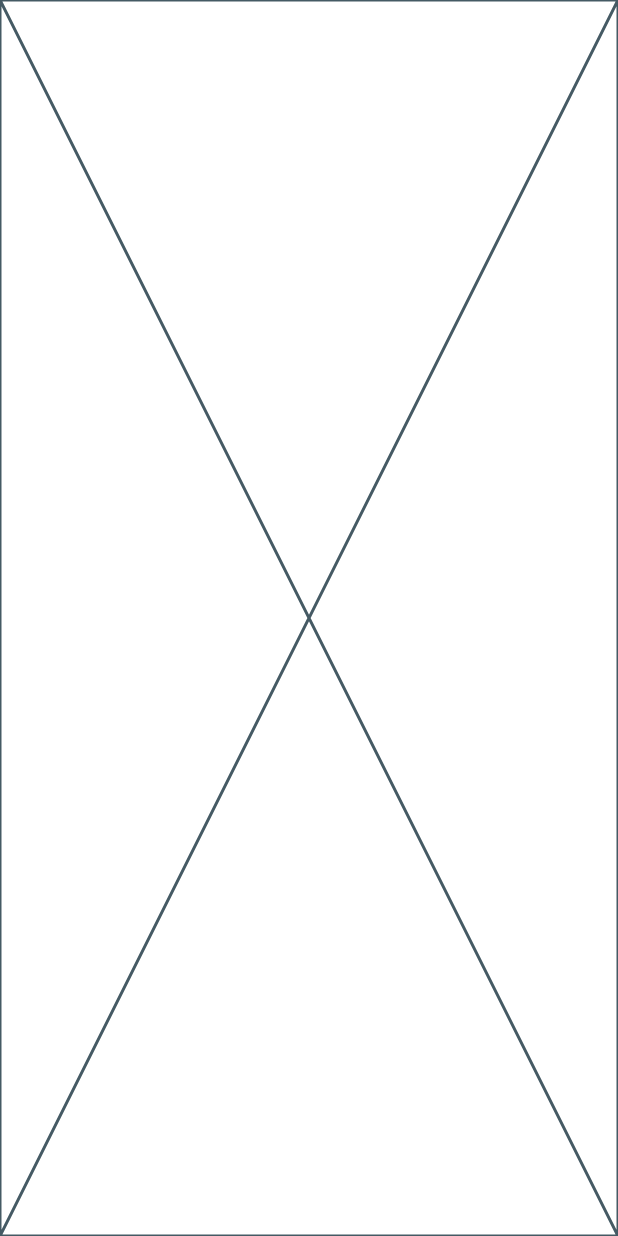
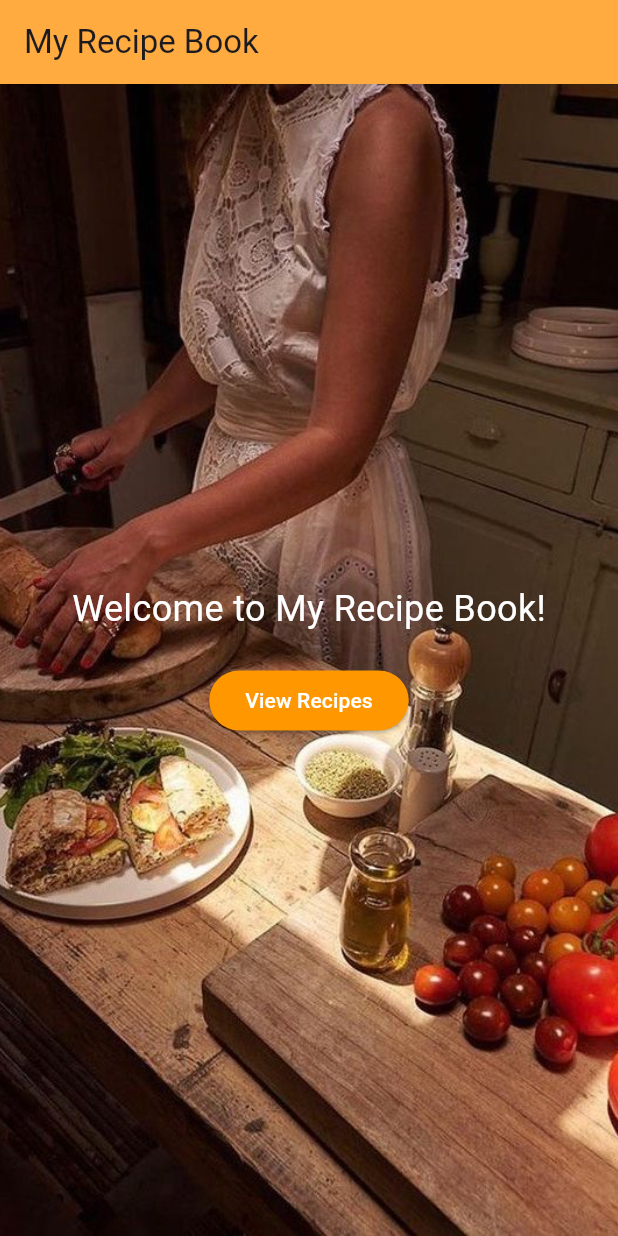
Before and after one commit to csomprakit/Group9, a Flutter app: the screen it shows after launch, on a phone screen of 412 x 824 dp. Run offline on Flutter 3.47's test engine with Material 3 defaults, Android fonts, the phone set to English and light mode, and no system bars; our stand-ins replace floor, sqflite; accounts and stored records are empty; generated files the repository leaves out were written again.

Commit message:
Modified Home Page and Added Read Page with mock data

```diff
--- a/lib/HomePage.dart
+++ b/lib/HomePage.dart
@@ -1,10 +1,55 @@
 import 'package:flutter/material.dart';
+import 'database/recipe_database.dart'; // Import your recipe database files
+import 'ReadPage.dart'; // Assuming RecipesPage is defined in RecipesPage.dart
 
 class HomePage extends StatelessWidget {
-  const HomePage({super.key});
+  final RecipeDatabase database;
+
+  const HomePage({required this.database, Key? key}) : super(key: key);
 
   @override
   Widget build(BuildContext context) {
-    return const Placeholder();
+    return Scaffold(
+      appBar: AppBar(
+        title: Text('My Recipe Book'),
+        backgroundColor: Colors.orangeAccent, // Change the color of the app bar
+      ),
+      body: Stack(
+        fit: StackFit.expand,
+        children: <Widget>[
+          Image.asset(
+            'lib/assets/food.jpg',
+            fit: BoxFit.cover,
+          ),
+          Center(
+            child: Column(
+              mainAxisAlignment: MainAxisAlignment.center,
+              children: <Widget>[
+                Text(
+                  'Welcome to My Recipe Book!',
+                  style: TextStyle(fontSize: 24.0, color: Colors.white),
+                ),
+                SizedBox(height: 20.0),
+                ElevatedButton(
+                  onPressed: () {
+                    // Navigate to recipes page
+                    Navigator.push(
+                      context,
+                      MaterialPageRoute(builder: (context) => ReadPage(database: database)),
+                    );
+                  },
+                  style: ButtonStyle(
+                    backgroundColor: MaterialStateProperty.all(Colors.orange)
+                  ),
+                  child: Text(
+                      'View Recipes',
+                      style: TextStyle(color: Colors.white),),
+                ),
+              ],
+            ),
+          ),
+        ],
+      ),
+    );
   }
 }
--- /dev/null
+++ b/lib/ReadPage.dart
@@ -0,0 +1,130 @@
+import 'package:flutter/material.dart';
+
+import 'database/recipe_database.dart';
+
+
+class Recipe {
+  final int id;
+  final String? recipeName;
+  final String description;
+  final String ingredients;
+  final String category;
+  final String imagePath;
+
+  Recipe({
+    required this.id,
+    required this.recipeName,
+    required this.description,
+    required this.ingredients,
+    required this.category,
+    required this.imagePath,
+  });
+}
+
+// Mock Data
+final List<Recipe> mockRecipes = [
+  Recipe(
+    id: 1,
+    recipeName: 'Spaghetti Carbonara',
+    description: 'Classic Italian pasta dish with bacon, eggs, and cheese',
+    ingredients: 'Spaghetti, Eggs, Bacon, Parmesan Cheese, Black Pepper',
+    category: 'Italian',
+    imagePath: 'lib/assets/carbonara.jpg',
+  ),
+  Recipe(
+    id: 2,
+    recipeName: 'Chicken Alfredo',
+    description: 'Creamy pasta dish with chicken and Alfredo sauce',
+    ingredients: 'Fettuccine, Chicken Breast, Heavy Cream, Parmesan Cheese',
+    category: 'Italian',
+    imagePath: 'lib/assets/chickalfred.jpeg',
+  ),
+  Recipe(
+    id: 3,
+    recipeName: 'Spaghetti Bolognese',
+    description: 'Classic Italian pasta dish with meaty tomato sauce',
+    ingredients: 'Spaghetti, Ground Beef, Tomato Sauce, Onion, Garlic, Parmesan Cheese',
+    category: 'Italian',
+    imagePath: 'lib/assets/spaghetti_bolognese.jpg',
+  ),
+
+  Recipe(
+    id: 4,
+    recipeName: 'Vegetable Stir-Fry',
+    description: 'Healthy stir-fried vegetables in a savory sauce',
+    ingredients: 'Broccoli, Bell Peppers, Carrots, Snap Peas, Soy Sauce, Ginger, Garlic',
+    category: 'Asian',
+    imagePath: 'lib/assets/vegetable_stir_fry.jpg',
+  ),
+
+];
+
+
+class ReadPage extends StatelessWidget {
+  final RecipeDatabase database; // Add this line
+
+  ReadPage({required this.database, Key? key}) : super(key: key);
+
+  @override
+  Widget build(BuildContext context) {
+    return Scaffold(
+      appBar: AppBar(
+        title: Text('Recipes'),
+      ),
+      body: ListView.builder(
+        itemCount: mockRecipes.length,
+        itemBuilder: (context, index) {
+          final recipe = mockRecipes[index];
+          return ListTile(
+            title: Text(recipe.recipeName ?? 'No Name'),
+            subtitle: Text(recipe.description),
+            leading: CircleAvatar(
+              backgroundImage: AssetImage(recipe.imagePath ?? 'lib/assets/carbonara.jpg'),
+            ),
+            onTap: () {
+              // Navigate to recipe details page
+              Navigator.push(
+                context,
+                MaterialPageRoute(builder: (context) => RecipeDetailsPage(recipe: recipe)),
+              );
+            },
+          );
+        },
+      ),
+    );
+  }
+}
+
+class RecipeDetailsPage extends StatelessWidget {
+  final Recipe recipe;
+
+  RecipeDetailsPage({required this.recipe});
+
+  @override
+  Widget build(BuildContext context) {
+    return Scaffold(
+      appBar: AppBar(
+        title: Text(recipe.recipeName ?? 'No Name'),
+      ),
+      body: Padding(
+        padding: EdgeInsets.all(16.0),
+        child: Column(
+          crossAxisAlignment: CrossAxisAlignment.start,
+          children: [
+            Text(
+              'Description:',
+              style: TextStyle(fontWeight: FontWeight.bold),
+            ),
+            Text(recipe.description),
+            SizedBox(height: 16.0),
+            Text(
+              'Ingredients:',
+              style: TextStyle(fontWeight: FontWeight.bold),
+            ),
+            Text(recipe.ingredients),
+          ],
+        ),
+      ),
+    );
+  }
+}
--- a/lib/main.dart
+++ b/lib/main.dart
@@ -1,42 +1,26 @@
 import 'package:flutter/material.dart';
-import 'package:recipe_book_app/HomePage.dart';
-import 'package:recipe_book_app/database/recipe_database.dart';
+import 'package:recipe_book_app/database/recipe_database.dart'; // Import your recipe database files
+import 'HomePage.dart'; // Assuming ReadPage is defined in ReadPage.dart
 
 void main() async {
   WidgetsFlutterBinding.ensureInitialized();
   RecipeDatabase database = await $FloorRecipeDatabase.databaseBuilder('recipe.db').build();
-  runApp(MyApp(database));
+  runApp(MyApp(database: database));
 }
 
 class MyApp extends StatelessWidget {
   final RecipeDatabase database;
-  const MyApp(this.database,{super.key});
 
-  // This widget is the root of your application.
+  const MyApp({required this.database, Key? key}) : super(key: key);
+
   @override
   Widget build(BuildContext context) {
     return MaterialApp(
-      title: 'Flutter Demo',
+      title: 'Recipe App',
       theme: ThemeData(
-        // This is the theme of your application.
-        //
-        // TRY THIS: Try running your application with "flutter run". You'll see
-        // the application has a purple toolbar. Then, without quitting the app,
-        // try changing the seedColor in the colorScheme below to Colors.green
-        // and then invoke "hot reload" (save your changes or press the "hot
-        // reload" button in a Flutter-supported IDE, or press "r" if you used
-        // the command line to start the app).
-        //
-        // Notice that the counter didn't reset back to zero; the application
-        // state is not lost during the reload. To reset the state, use hot
-        // restart instead.
-        //
-        // This works for code too, not just values: Most code changes can be
-        // tested with just a hot reload.
-        colorScheme: ColorScheme.fromSeed(seedColor: Colors.deepPurple),
-        useMaterial3: true,
+        primarySwatch: Colors.blue,
       ),
-      home: HomePage(),
+      home: HomePage(database: database), // Pass the database instance to ReadPage
     );
   }
 }
--- a/pubspec.yaml
+++ b/pubspec.yaml
@@ -58,6 +58,12 @@ dev_dependencies:
 
 # The following section is specific to Flutter packages.
 flutter:
+  assets:
+    - lib/assets/food.jpg
+    - lib/assets/carbonara.jpg
+    - lib/assets/chickalfred.jpeg
+    - lib/assets/spaghetti_bolognese.jpg
+    - lib/assets/vegetable_stir_fry.jpg
 
   # The following line ensures that the Material Icons font is
   # included with your application, so that you can use the icons in
```
Also changed, not shown: lib/database/mock_data.dart (added, +50 -0 lines), lib/assets/carbonara.jpg (added), lib/assets/chickalfred.jpeg (added), lib/assets/food.jpg (added), lib/assets/spaghetti_bolognese.jpg (added), lib/assets/vegetable_stir_fry.jpg (added), lib/database/recipe_database.dart (line endings or trailing spaces), lib/database/recipe_entity.dart (line endings or trailing spaces), 2 other files.
